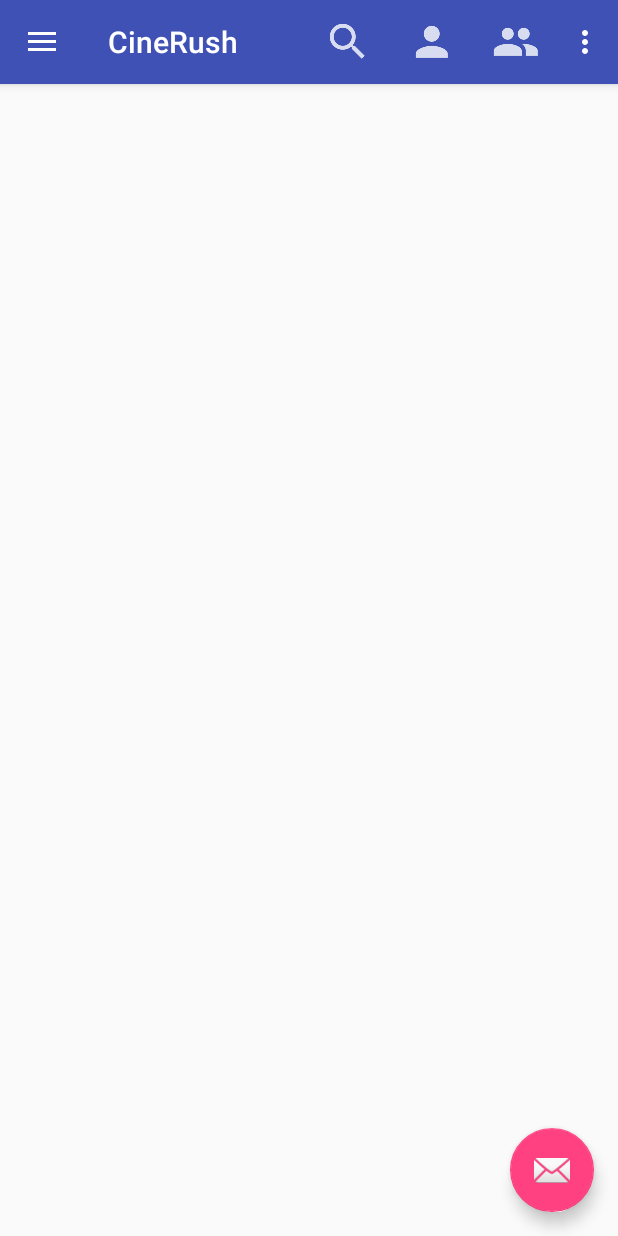
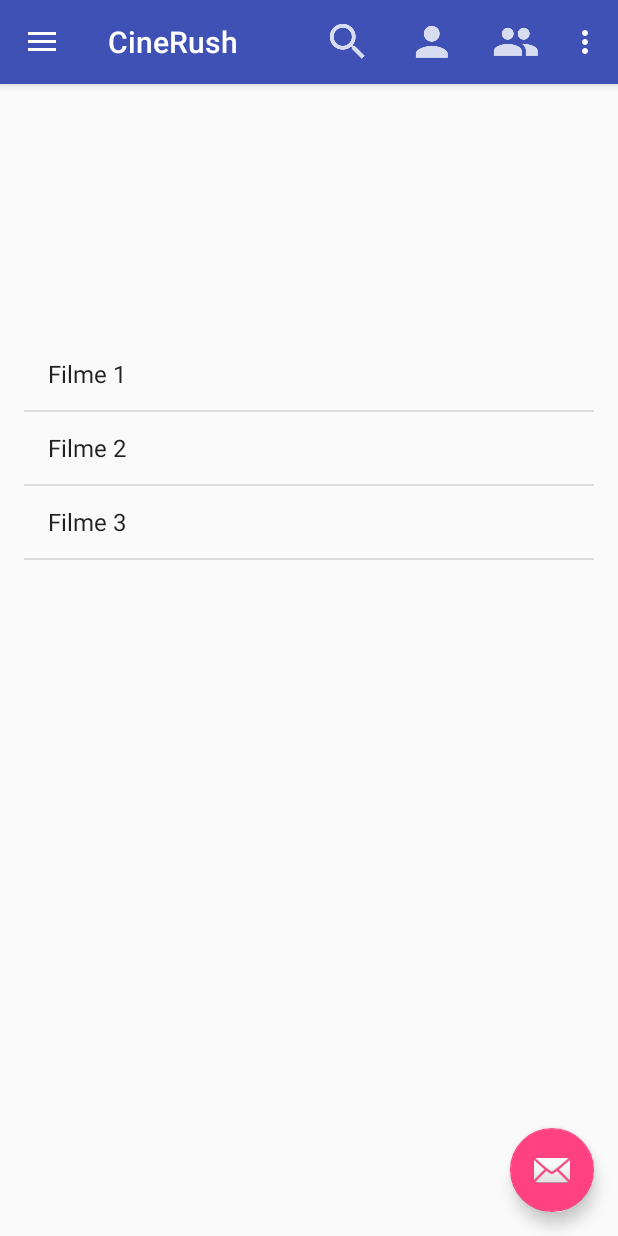
Before and after one commit to andrefboliveira/CineRush, an Android app: the MainMoviesFragment screen opened directly, with no data from a screen before it, on a phone screen of 412 x 824 dp. Run offline under Robolectric (Android 15) with nearby library versions, the phone set to English and light mode, and no system bars.

Commit message:
Lista de Filmes a funcionar

```diff
--- a/app/src/main/java/pt/ulisboa/ciencias/cinerush/MainMoviesFragment.java
+++ b/app/src/main/java/pt/ulisboa/ciencias/cinerush/MainMoviesFragment.java
@@ -66,16 +66,22 @@ public class MainMoviesFragment extends Fragment {
             mParam1 = getArguments().getString(ARG_PARAM1);
             mParam2 = getArguments().getString(ARG_PARAM2);
         }
-        /*
+
+    }
+
+    public View onCreateView(LayoutInflater inflater,
+                             ViewGroup container,
+                             Bundle savedInstanceState) {
+        View view = inflater.inflate(R.layout.fragment_main_movies, container, false);
         //LISTA DE FILMES
-        ListView movieList = (ListView) getActivity().findViewById(R.id.movie_list);
+        ListView movieList = (ListView) view.findViewById(R.id.movie_list);
         ArrayList<String> movies = getMovies();
         ArrayAdapter<String> aa = new ArrayAdapter<String>(getContext(), android.R.layout.simple_list_item_1, movies);
         movieList.setAdapter(aa);
-        movieList.setOnItemClickListener(new AdapterView.OnItemClickListener(){
+        movieList.setOnItemClickListener(new AdapterView.OnItemClickListener() {
             @Override
             public void onItemClick(AdapterView<?> parent, View view, int position, long id) {
-                switch(position){
+                switch (position) {
                     case 0:
 //                        goToMovieDescription(view);
                         break;
@@ -84,7 +90,7 @@ public class MainMoviesFragment extends Fragment {
                 }
             }
         });
-        */
+        return view;
     }
 
     private ArrayList<String> getMovies(){
@@ -107,12 +113,7 @@ public class MainMoviesFragment extends Fragment {
         return filmes;
     }
 
-    @Override
-    public View onCreateView(LayoutInflater inflater, ViewGroup container,
-                             Bundle savedInstanceState) {
-        // Inflate the layout for this fragment
-        return inflater.inflate(R.layout.fragment_main_movies, container, false);
-    }
+
 
     // TODO: Rename method, update argument and hook method into UI event
     public void onButtonPressed(Uri uri) {
```
